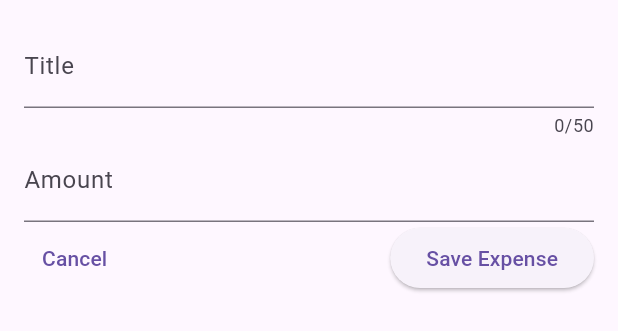
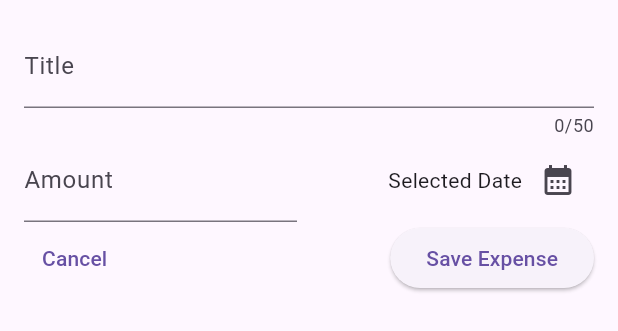
Before and after one commit to DarkoPG27/expense_tracker, a Flutter app: the NewExpense widget shown alone on an empty page, opened directly, on a phone screen of 412 x 824 dp. Shown: the top 331 px of the screen. Run offline on Flutter 3.47's test engine with Material 2 defaults, Android fonts, the phone set to English and light mode, and no system bars.

Commit message:
showing a Date Picker

```diff
--- a/lib/widgets/new_expense.dart
+++ b/lib/widgets/new_expense.dart
@@ -12,6 +12,18 @@ class NewExpense extends StatefulWidget {
 class _NewExpenseState extends State<NewExpense> {
   final _titleController = TextEditingController();
   final _amountController = TextEditingController();
+
+  void _presentDatePicker() {
+    final now = DateTime.now();
+    final firstDate = DateTime(now.day, now.month, now.year - 1);
+
+    showDatePicker(
+      context: context,
+      initialDate: now,
+      firstDate: firstDate,
+      lastDate: now,
+    );
+  }
 
   @override
   void dispose() {
@@ -33,7 +45,9 @@ class _NewExpenseState extends State<NewExpense> {
               label: Text('Title'),
             ),
           ),
-          TextField(
+          Row(children: [
+            Expanded(
+              child: TextField(
                 controller: _amountController,
                 keyboardType: TextInputType.number,
                 decoration: const InputDecoration(
@@ -41,6 +55,24 @@ class _NewExpenseState extends State<NewExpense> {
                   label: Text('Amount'),
                 ),
               ),
+            ),
+            const SizedBox(width: 16),
+            Expanded(
+              child: Row(
+                mainAxisAlignment: MainAxisAlignment.end,
+                crossAxisAlignment: CrossAxisAlignment.center,
+                children: [
+                  Text('Selected Date'),
+                  IconButton(
+                    onPressed: _presentDatePicker,
+                    icon: const Icon(
+                      Icons.calendar_month,
+                    ),
+                  ),
+                ],
+              ),
+            )
+          ]),
           Row(
             children: [
               TextButton(
```
Lines whose indentation alone changed are shown as unchanged.
